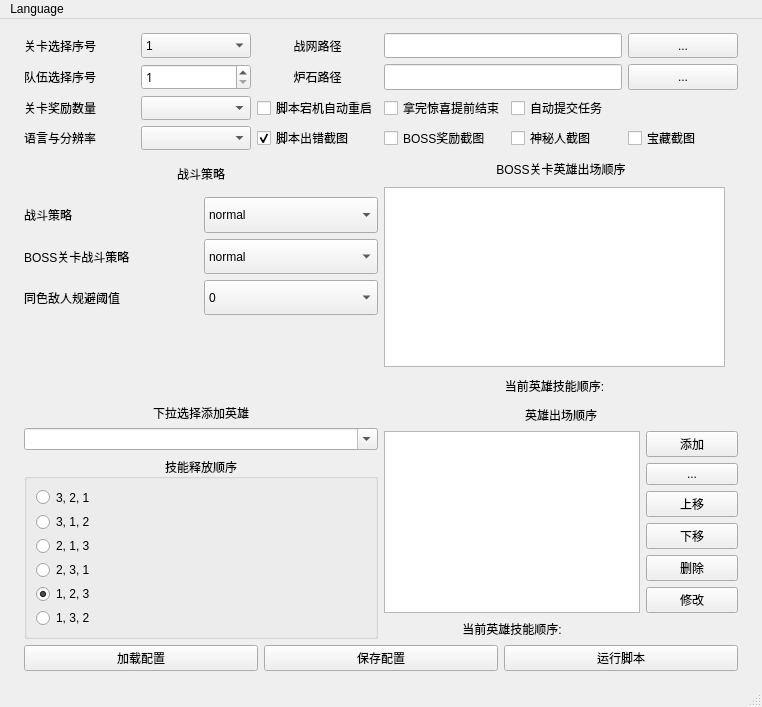
The window that ui/main_chs.ui (zhoubin-me/lushi_script) describes before a commit, drawn with Qt 5.
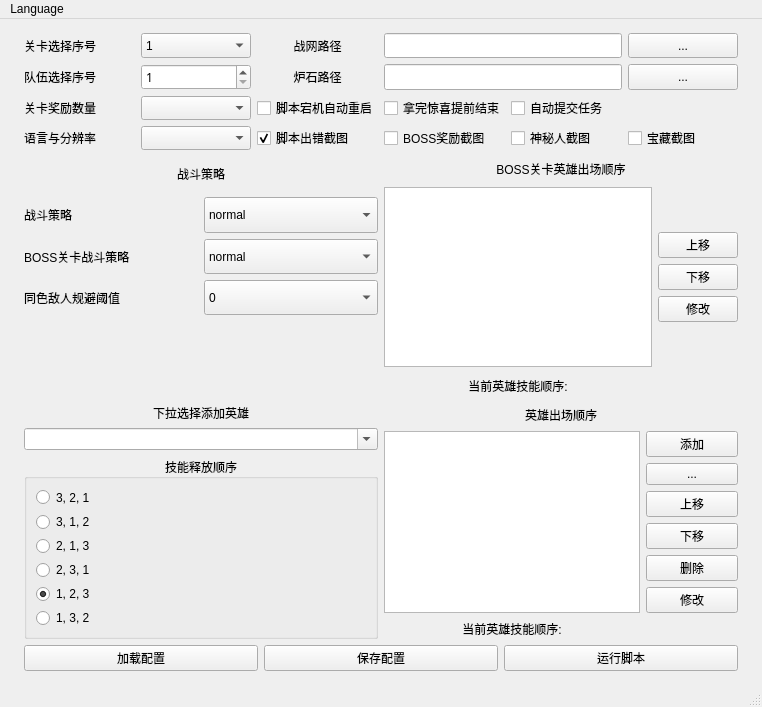
The same window after the commit. Custom widgets are drawn as their Qt base class.

The edit to the form file:
```diff
--- a/ui/main_chs.ui
+++ b/ui/main_chs.ui
@@ -827,7 +827,7 @@
         </item>
         <item>
          <layout class="QGridLayout" name="gridLayout_6">
-          <!-- <item row="3" column="1">
+          <item row="3" column="1">
            <widget class="QPushButton" name="boss_goup">
             <property name="font">
              <font>
@@ -839,7 +839,7 @@
              <string>上移</string>
             </property>
            </widget>
-          </item> -->
+          </item>
           <item row="0" column="0" colspan="2">
            <widget class="QLabel" name="label_11">
             <property name="minimumSize">
@@ -862,7 +862,7 @@
             </property>
            </widget>
           </item>
-          <!-- <item row="4" column="1">
+          <item row="4" column="1">
            <widget class="QPushButton" name="boss_godown">
             <property name="font">
              <font>
@@ -887,7 +887,7 @@
              <string>修改</string>
             </property>
            </widget>
-          </item> -->
+          </item>
           <item row="2" column="0" rowspan="5">
            <widget class="QListView" name="boss_heros">
             <property name="minimumSize">
```
